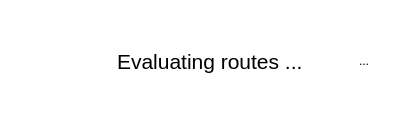
Qt form ui/ProgressDialog.ui (moltencrux/wordlesmash) before a commit.
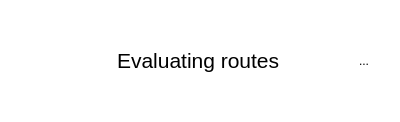
The same form after that commit. Icons and pictures are not drawn. Custom widgets are drawn as their Qt base class.

Commit message: Various fixes to profile handling.

The edit to the form file:
```diff
--- a/ui/ProgressDialog.ui
+++ b/ui/ProgressDialog.ui
@@ -53,7 +53,10 @@
       <string notr="true"/>
      </property>
      <property name="text">
-      <string>Evaluating routes ...</string>
+      <string>Evaluating routes</string>
+     </property>
+     <property name="textFormat">
+      <enum>Qt::TextFormat::RichText</enum>
      </property>
      <property name="alignment">
       <set>Qt::AlignmentFlag::AlignLeading|Qt::AlignmentFlag::AlignLeft|Qt::AlignmentFlag::AlignVCenter</set>
```
The commit also changes 1 other file.
